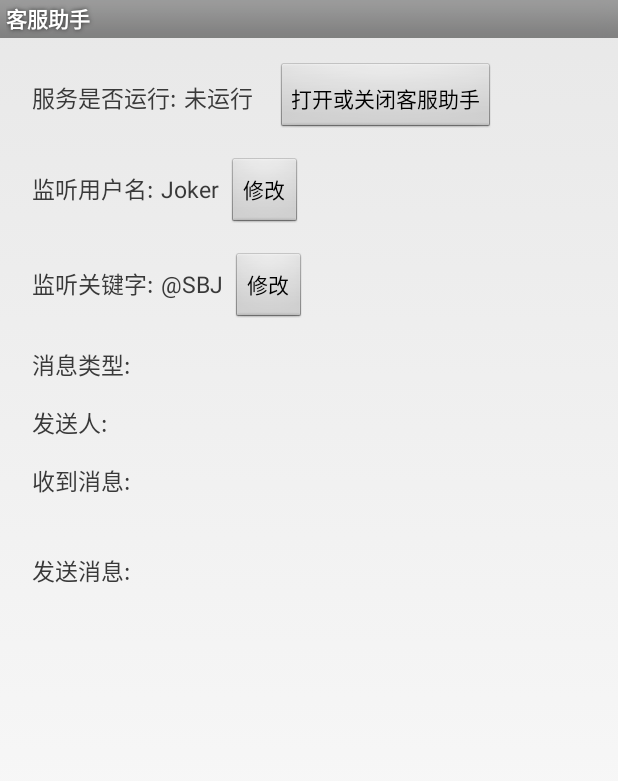
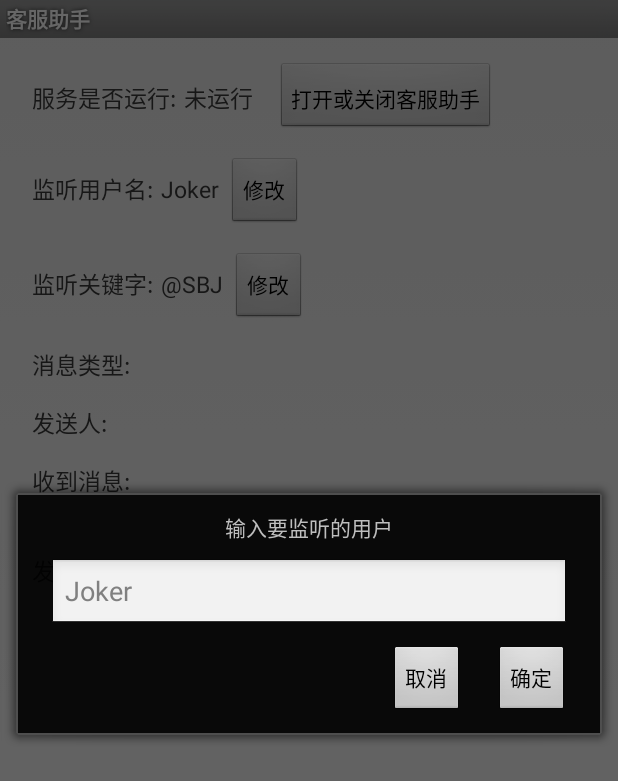
Before and after one commit to 826936079/CustmorHelper, an Android app: the screen it shows after launch (MainActivity), after a tap on "修改", on a phone screen of 412 x 824 dp. Shown: the top 781 px of the screen. Run offline under Robolectric (Android 15) with nearby library versions, the phone set to English and light mode, and no system bars.

Commit message:
增加监听用户名和关键字修改

```diff
--- a/app/src/main/AndroidManifest.xml
+++ b/app/src/main/AndroidManifest.xml
@@ -30,7 +30,7 @@
         </activity>
 
         <service
-            android:name=".service.MonitorService"
+            android:name=".service.SimulationService"
             android:enabled="true"
             android:exported="true"
             android:label="@string/app_name"
--- a/app/src/main/java/com/custmorhelper/activity/MainActivity.java
+++ b/app/src/main/java/com/custmorhelper/activity/MainActivity.java
@@ -15,12 +15,15 @@ import android.widget.Toast;
 
 import com.custmorhelper.R;
 import com.custmorhelper.bean.MessageBean;
+import com.custmorhelper.fragment.ChangeKeywordDialog;
+import com.custmorhelper.fragment.ChangeUserNameDialog;
+import com.custmorhelper.manager.GlobleManager;
 import com.custmorhelper.service.MainService;
-import com.custmorhelper.service.MonitorService;
+import com.custmorhelper.service.SimulationService;
 import com.custmorhelper.util.Constants;
 import com.custmorhelper.util.MyLog;
 
-public class MainActivity extends Activity {
+public class MainActivity extends Activity implements ChangeKeywordDialog.OnKeywordChangeListener, ChangeUserNameDialog.OnUserNameChangeListener {
 
     private static final String TAG = MainActivity.class.getSimpleName();
     private Button startButton;
@@ -29,10 +32,13 @@ public class MainActivity extends Activity {
     private TextView senderTextView;
     private TextView receiveMessageTextView;
     private TextView sendMessageTextView;
-    private Button listenerKeywordButton;
+
+    private TextView monitorUserNameTextView;
+    private Button monitorUserNameButton;
+    private TextView monitorKeywordTextView;
+    private Button monitorKeywordButton;
 
     private MainReceiver mainReceiver;
-
 
     @Override
     protected void onCreate(Bundle savedInstanceState) {
@@ -56,7 +62,10 @@ public class MainActivity extends Activity {
         receiveMessageTextView = (TextView) findViewById(R.id.receiveMessageTextView);
         isServiceRunTextView = (TextView) findViewById(R.id.isServiceRunTextView);
         sendMessageTextView = (TextView) findViewById(R.id.sendMessageTextView);
-        listenerKeywordButton = (Button) findViewById(R.id.listenerKeywordButton);
+        monitorUserNameTextView = (TextView) findViewById(R.id.monitorUserNameTextView);
+        monitorKeywordTextView = (TextView) findViewById(R.id.monitorKeywordTextView);
+        monitorUserNameButton = (Button) findViewById(R.id.monitorUserNameButton);
+        monitorKeywordButton = (Button) findViewById(R.id.monitorKeywordButton);
 
 
         startButton.setOnClickListener(new View.OnClickListener() {
@@ -73,14 +82,31 @@ public class MainActivity extends Activity {
             }
         });
 
-        listenerKeywordButton.setOnClickListener(new View.OnClickListener() {
+        monitorUserNameButton.setOnClickListener(new View.OnClickListener() {
+            @Override
+            public void onClick(View view) {
+                showChangeUserNameDialog();
+            }
+        });
+
+        monitorKeywordButton.setOnClickListener(new View.OnClickListener() {
             @Override
             public void onClick(View v) {
-
+                showChangeKeywordDialog();
             }
         });
 
 
+    }
+
+    private void showChangeUserNameDialog() {
+        ChangeUserNameDialog changeUserNameDialog = new ChangeUserNameDialog();
+        changeUserNameDialog.show(getFragmentManager(), ChangeUserNameDialog.class.getSimpleName());
+    }
+
+    private void showChangeKeywordDialog() {
+        ChangeKeywordDialog changeKeywordDialog = new ChangeKeywordDialog();
+        changeKeywordDialog.show(getFragmentManager(), ChangeKeywordDialog.class.getSimpleName());
     }
 
     private void initDate() {
@@ -88,6 +114,15 @@ public class MainActivity extends Activity {
 //        if (!isAccessibilitySettingsOn(this)) {
 //            MyLog.e(TAG, "Accessibility settings is not open");
 //        }
+
+        String monitorUsername = GlobleManager.getSharePreferenceMonitor().getString(Constants.SP_MONITOR_USERNAME,
+                getString(R.string.monitor_username_default));
+        String monitorKeyword = GlobleManager.getSharePreferenceMonitor().getString(Constants.SP_MONITOR_KEYWORD,
+                getString(R.string.monitor_keyword_default));
+        monitorKeywordTextView.setText(monitorKeyword);
+        monitorUserNameTextView.setText(monitorUsername);
+
+
 
         Intent intent = new Intent(this, MainService.class);
         startService(intent);
@@ -104,6 +139,16 @@ public class MainActivity extends Activity {
     @Override
     protected void onResume() {
         super.onResume();
+    }
+
+    @Override
+    public void onKeywordChange(String keyword) {
+        monitorKeywordTextView.setText(keyword);
+    }
+
+    @Override
+    public void onUserNameChange(String username) {
+        monitorUserNameTextView.setText(username);
     }
 
 
@@ -152,7 +197,7 @@ public class MainActivity extends Activity {
 
     private boolean isAccessibilitySettingsOn(Context mContext) {
         int accessibilityEnabled = 0;
-        final String service = getPackageName() + "/" + MonitorService.class.getCanonicalName();
+        final String service = getPackageName() + "/" + SimulationService.class.getCanonicalName();
         MyLog.e(TAG, "-------------- > service :: " + service);
         try {
             accessibilityEnabled = Settings.Secure.getInt(
--- /dev/null
+++ b/app/src/main/java/com/custmorhelper/fragment/ChangeUserNameDialog.java
@@ -0,0 +1,63 @@
+package com.custmorhelper.fragment;
+
+import android.app.DialogFragment;
+import android.content.SharedPreferences;
+import android.os.Bundle;
+import android.support.annotation.Nullable;
+import android.view.LayoutInflater;
+import android.view.View;
+import android.view.ViewGroup;
+import android.view.Window;
+import android.widget.Button;
+import android.widget.EditText;
+
+import com.custmorhelper.R;
+import com.custmorhelper.manager.GlobleManager;
+import com.custmorhelper.util.Constants;
+
+/**
+ * Created by Administrator on 2017/4/1.
+ */
+public class ChangeUserNameDialog extends DialogFragment {
+
+    public interface OnUserNameChangeListener {
+        void onUserNameChange (String username);
+    }
+
+    @Nullable
+    @Override
+    public View onCreateView(LayoutInflater inflater, ViewGroup container, Bundle savedInstanceState) {
+        getDialog().requestWindowFeature(Window.FEATURE_NO_TITLE);
+
+        View view = inflater.inflate(R.layout.fragment_change_username_dialog, container, false);
+        final EditText changeUsernameEditText = (EditText) view.findViewById(R.id.changeUsernameEditText);
+
+        Button okButton = (Button) view.findViewById(R.id.okButton);
+        okButton.setOnClickListener(new View.OnClickListener() {
+            @Override
+            public void onClick(View view) {
+                String username = changeUsernameEditText.getText().toString();
+
+                SharedPreferences sp = GlobleManager.getSharePreferenceMonitor();
+                SharedPreferences.Editor editor = sp.edit();
+                editor.putString(Constants.SP_MONITOR_USERNAME, username);
+                editor.commit();
+
+                OnUserNameChangeListener onUserNameChangeListener = (OnUserNameChangeListener) getActivity();
+                onUserNameChangeListener.onUserNameChange(username);
+
+                getDialog().dismiss();
+            }
+        });
+
+        Button cancelButton = (Button) view.findViewById(R.id.cancelButton);
+        cancelButton.setOnClickListener(new View.OnClickListener() {
+            @Override
+            public void onClick(View view) {
+                getDialog().dismiss();
+            }
+        });
+
+        return view;
+    }
+}
--- a/app/src/main/java/com/custmorhelper/manager/GlobleManager.java
+++ b/app/src/main/java/com/custmorhelper/manager/GlobleManager.java
@@ -1,6 +1,9 @@
 package com.custmorhelper.manager;
 
 import android.content.Context;
+import android.content.SharedPreferences;
+
+import com.custmorhelper.util.Constants;
 
 import java.util.ArrayList;
 import java.util.HashMap;
@@ -23,9 +26,11 @@ public class GlobleManager {
     private static GlobleManager globleManager;
     private static OkHttpClient okHttpClient;
     private static Map<String, List<Cookie>> listMap;
+    private static SharedPreferences sharePreferenceMonitor;
 
-    private GlobleManager() {
+    private GlobleManager(Context context) {
         initOkHttpClient();
+        initDB(context);
     }
 
     private static void initOkHttpClient() {
@@ -49,10 +54,16 @@ public class GlobleManager {
                 .build();
     }
 
+    public static void initDB(Context context) {
+        if (sharePreferenceMonitor == null) {
+            sharePreferenceMonitor = context.getSharedPreferences(Constants.SP_MONITOR, context.MODE_PRIVATE);
+        }
+    }
+
     public static GlobleManager getInstance(Context context) {
         if (globleManager == null) {
             mContext = context.getApplicationContext();
-            globleManager = new GlobleManager();
+            globleManager = new GlobleManager(context);
         }
         return globleManager;
     }
@@ -68,4 +79,11 @@ public class GlobleManager {
         }
         return okHttpClient;
     }
+
+    public static SharedPreferences getSharePreferenceMonitor() {
+        if (sharePreferenceMonitor == null) {
+            initDB(mContext);
+        }
+        return sharePreferenceMonitor;
+    }
 }
--- a/app/src/main/res/layout/activity_main.xml
+++ b/app/src/main/res/layout/activity_main.xml
@@ -40,18 +40,18 @@
 
         <TextView
             style="@style/main_text"
-            android:text="@string/listener_username"/>
+            android:text="@string/monitor_username"/>
 
         <TextView
-            android:id="@+id/listenerUserNameTextView"
-            android:text="@string/listenerser_name_default"
+            android:id="@+id/monitorUserNameTextView"
+            android:text="@string/monitor_username_default"
             style="@style/main_text"/>
 
         <Button
-            android:id="@+id/listenerUserNameButton"
+            android:id="@+id/monitorUserNameButton"
             android:layout_width="wrap_content"
             android:layout_height="wrap_content"
-            android:layout_marginLeft="@dimen/listener_button_margin_left"
+            android:layout_marginLeft="@dimen/monitor_button_margin_left"
             android:text="@string/change"/>
 
     </LinearLayout>
@@ -61,18 +61,18 @@
 
         <TextView
             style="@style/main_text"
-            android:text="@string/listener_keyword"/>
+            android:text="@string/monitor_keyword"/>
 
         <TextView
-            android:id="@+id/listenerKeywordTextView"
-            android:text="@string/listener_keyword_default"
+            android:id="@+id/monitorKeywordTextView"
+            android:text="@string/monitor_keyword_default"
             style="@style/main_text"/>
 
         <Button
-            android:id="@+id/listenerKeywordButton"
+            android:id="@+id/monitorKeywordButton"
             android:layout_width="wrap_content"
             android:layout_height="wrap_content"
-            android:layout_marginLeft="@dimen/listener_button_margin_left"
+            android:layout_marginLeft="@dimen/monitor_button_margin_left"
             android:text="@string/change"/>
 
     </LinearLayout>
--- /dev/null
+++ b/app/src/main/res/layout/fragment_change_username_dialog.xml
@@ -0,0 +1,52 @@
+<?xml version="1.0" encoding="utf-8"?>
+<RelativeLayout xmlns:android="http://schemas.android.com/apk/res/android"
+                android:layout_margin="@dimen/dialog_margin"
+                android:layout_width="wrap_content"
+                android:layout_height="wrap_content">
+
+    <TextView
+        android:layout_width="wrap_content"
+        android:layout_height="wrap_content"
+        android:layout_marginTop="@dimen/dialog_margin_top"
+        android:text="@string/monitor_username_title"
+        android:id="@+id/changeUsernameTitleTextView"
+        android:layout_alignParentTop="true"
+        android:layout_centerHorizontal="true"/>
+
+    <EditText
+        android:layout_width="match_parent"
+        android:layout_height="wrap_content"
+        android:layout_marginTop="@dimen/dialog_margin_top"
+        android:layout_marginLeft="@dimen/dialog_margin_horizontal"
+        android:layout_marginRight="@dimen/dialog_margin_horizontal"
+        android:hint="@string/monitor_username_default"
+        android:id="@+id/changeUsernameEditText"
+        android:layout_below="@+id/changeUsernameTitleTextView"
+        android:layout_centerHorizontal="true"/>
+
+    <LinearLayout
+        android:orientation="horizontal"
+        android:layout_width="wrap_content"
+        android:layout_height="wrap_content"
+        android:layout_marginTop="@dimen/dialog_margin_top"
+        android:layout_marginBottom="@dimen/dialog_margin_top"
+        android:layout_below="@+id/changeUsernameEditText"
+        android:layout_alignParentRight="true"
+        android:layout_alignParentEnd="true">
+
+        <Button
+            android:layout_width="wrap_content"
+            android:layout_height="wrap_content"
+            android:layout_marginRight="@dimen/dialog_button_margin"
+            android:text="@string/dialog_cancel"
+            android:id="@+id/cancelButton"/>
+
+        <Button
+            android:layout_width="wrap_content"
+            android:layout_height="wrap_content"
+            android:layout_marginRight="@dimen/dialog_button_margin"
+            android:text="@string/dialog_ok"
+            android:id="@+id/okButton"/>
+    </LinearLayout>
+
+</RelativeLayout>
--- a/app/src/main/res/values/dimens.xml
+++ b/app/src/main/res/values/dimens.xml
@@ -13,7 +13,11 @@
     <dimen name="main_layout_margin">15dp</dimen>
 
     <dimen name="main_button_padding_left">5dp</dimen>
-    <dimen name="listener_button_margin_left">5dp</dimen>
-    <dimen name="listener_text_margin_left">5dp</dimen>
+    <dimen name="monitor_button_margin_left">5dp</dimen>
+    <dimen name="monitor_text_margin_left">5dp</dimen>
+    <dimen name="dialog_margin_top">10dp</dimen>
+    <dimen name="dialog_button_margin">20dp</dimen>
+    <dimen name="dialog_margin">10dp</dimen>
+    <dimen name="dialog_margin_horizontal">20dp</dimen>
 
 </resources>
--- a/app/src/main/res/values/strings.xml
+++ b/app/src/main/res/values/strings.xml
@@ -25,9 +25,13 @@
     <string name="welcome_msg">你可以跟我聊这些（请@我 + 笑话、新闻、图片、成语接龙、故事、天气、问答、百科、菜谱、计算、飞机、列车），例如：
 1 讲个笑话 2 看新闻  3 刘亦菲的照片 4 开始成语接龙 5 讲个故事   6 今天深圳的天气 7 感冒应该怎么办 8 周杰伦介绍 9 蛋炒饭怎么做 10 1+1 11 明天深圳到上海的飞机 12 明天深圳到上海火车</string>
     <string name="change">修改</string>
-    <string name="listener_username">监听用户名:</string>
-    <string name="listener_keyword">监听关键字:</string>
-    <string name="listenerser_name_default">Joker</string>
-    <string name="listener_keyword_default">\@SBJ</string>
+    <string name="monitor_username">监听用户名:</string>
+    <string name="monitor_keyword">监听关键字:</string>
+    <string name="monitor_username_default">Joker</string>
+    <string name="monitor_keyword_default">\@SBJ</string>
+    <string name="dialog_cancel">取消</string>
+    <string name="dialog_ok">确定</string>
+    <string name="monitor_username_title">输入要监听的用户</string>
+    <string name="monitor_keyword_title">输入要监听的关键字</string>
 
 </resources>
--- a/app/src/main/res/values/styles.xml
+++ b/app/src/main/res/values/styles.xml
@@ -28,7 +28,7 @@
     <style name="main_text">
         <item name="android:layout_width">wrap_content</item>
         <item name="android:layout_height">wrap_content</item>
-        <item name="android:layout_marginLeft">@dimen/listener_text_margin_left</item>
+        <item name="android:layout_marginLeft">@dimen/monitor_text_margin_left</item>
         <item name="android:textSize">15sp</item>
         <item name="android:textColor">#ff393939</item>
         <item name="android:gravity">left</item>
```
Also changed, not shown: app/src/main/java/com/custmorhelper/fragment/ChangeKeywordDialog.java (added, +65 -0 lines), app/src/main/java/com/custmorhelper/service/SimulationService.java (renamed from app/src/main/java/com/custmorhelper/service/MonitorService.java, +48 -39 lines), app/src/main/java/com/custmorhelper/util/Constants.java (+5 -2 lines), app/src/main/res/layout/fragment_change_keyword_dialog.xml (added, +52 -0 lines).
